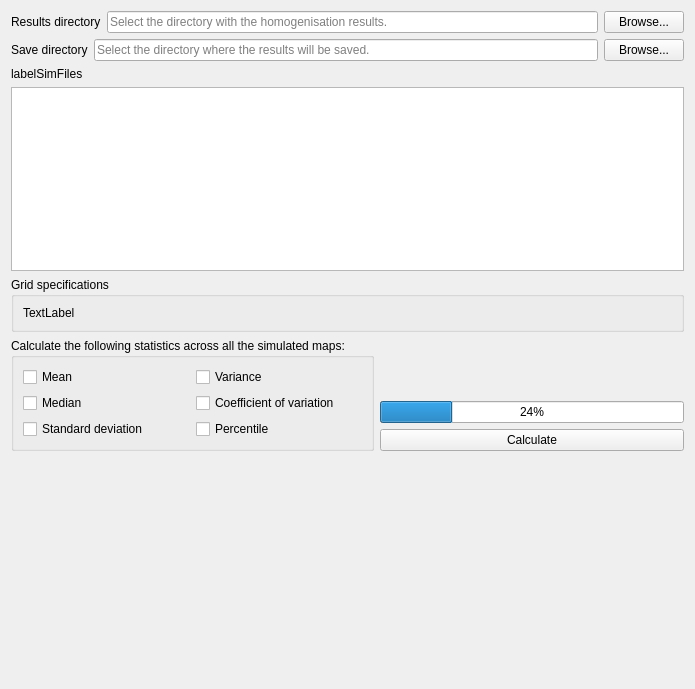
The window that GSIMCLI/interface/tools.simstats.ui (iled/gsimcli) describes before a commit, drawn with Qt 5.
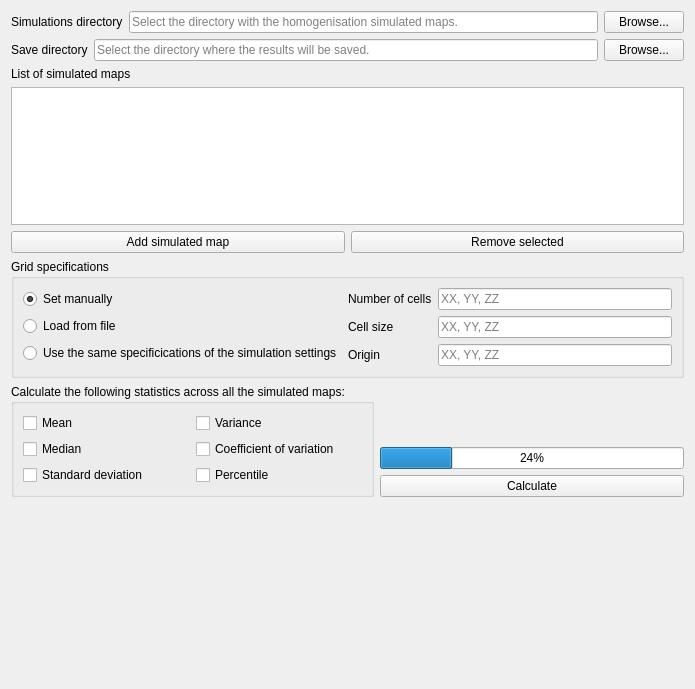
The same window after the commit.

Commit message: further dev

The edit to the form file:
```diff
--- a/GSIMCLI/interface/tools.simstats.ui
+++ b/GSIMCLI/interface/tools.simstats.ui
@@ -13,13 +13,13 @@
   <property name="windowTitle">
    <string>Tools :: Simulation Statistics</string>
   </property>
-  <layout class="QVBoxLayout" name="verticalLayout_2">
+  <layout class="QVBoxLayout" name="verticalLayout_3">
    <item>
     <layout class="QHBoxLayout" name="horizontalLayout_2">
      <item>
       <widget class="QLabel" name="labelSimsPath">
        <property name="text">
-        <string>Results directory</string>
+        <string>Simulations directory</string>
        </property>
       </widget>
      </item>
@@ -35,7 +35,7 @@
         <string/>
        </property>
        <property name="placeholderText">
-        <string>Select the directory with the homogenisation results.</string>
+        <string>Select the directory with the homogenisation simulated maps.</string>
        </property>
       </widget>
      </item>
@@ -83,9 +83,9 @@
     </layout>
    </item>
    <item>
-    <widget class="QLabel" name="label_2">
+    <widget class="QLabel" name="labelSimFiles">
      <property name="text">
-      <string>labelSimFiles</string>
+      <string>List of simulated maps</string>
      </property>
     </widget>
    </item>
@@ -97,20 +97,126 @@
        <verstretch>0</verstretch>
       </sizepolicy>
      </property>
+     <property name="dragDropMode">
+      <enum>QAbstractItemView::NoDragDrop</enum>
+     </property>
+     <property name="alternatingRowColors">
+      <bool>true</bool>
+     </property>
+     <property name="selectionMode">
+      <enum>QAbstractItemView::ExtendedSelection</enum>
+     </property>
+     <property name="sortingEnabled">
+      <bool>true</bool>
+     </property>
     </widget>
    </item>
+   <item>
+    <layout class="QHBoxLayout" name="horizontalLayout_5">
+     <item>
+      <widget class="QPushButton" name="buttonAddSim">
+       <property name="text">
+        <string>Add simulated map</string>
+       </property>
+      </widget>
+     </item>
+     <item>
+      <widget class="QPushButton" name="buttonRemoveSim">
+       <property name="text">
+        <string>Remove selected</string>
+       </property>
+      </widget>
+     </item>
+    </layout>
+   </item>
    <item>
     <widget class="QGroupBox" name="groupBox">
      <property name="title">
       <string>Grid specifications</string>
      </property>
-     <layout class="QFormLayout" name="formLayout">
-      <item row="0" column="0">
-       <widget class="QLabel" name="label">
-        <property name="text">
-         <string>TextLabel</string>
-        </property>
-       </widget>
+     <layout class="QHBoxLayout" name="horizontalLayout_4">
+      <item>
+       <layout class="QVBoxLayout" name="verticalLayout_2">
+        <item>
+         <widget class="QRadioButton" name="radioGridManual">
+          <property name="text">
+           <string>Set manually</string>
+          </property>
+          <property name="checked">
+           <bool>true</bool>
+          </property>
+         </widget>
+        </item>
+        <item>
+         <widget class="QRadioButton" name="radioGridFile">
+          <property name="text">
+           <string>Load from file</string>
+          </property>
+         </widget>
+        </item>
+        <item>
+         <widget class="QRadioButton" name="radioGridSame">
+          <property name="text">
+           <string>Use the same specificications of the simulation settings</string>
+          </property>
+         </widget>
+        </item>
+       </layout>
+      </item>
+      <item>
+       <layout class="QFormLayout" name="formLayout_2">
+        <item row="0" column="0">
+         <widget class="QLabel" name="labelGridNodes">
+          <property name="text">
+           <string>Number of cells</string>
+          </property>
+         </widget>
+        </item>
+        <item row="0" column="1">
+         <widget class="QLineEdit" name="lineGridNodes">
+          <property name="readOnly">
+           <bool>false</bool>
+          </property>
+          <property name="placeholderText">
+           <string>XX, YY, ZZ</string>
+          </property>
+         </widget>
+        </item>
+        <item row="1" column="0">
+         <widget class="QLabel" name="labelGridSize">
+          <property name="text">
+           <string>Cell size</string>
+          </property>
+         </widget>
+        </item>
+        <item row="1" column="1">
+         <widget class="QLineEdit" name="lineGridSize">
+          <property name="readOnly">
+           <bool>false</bool>
+          </property>
+          <property name="placeholderText">
+           <string>XX, YY, ZZ</string>
+          </property>
+         </widget>
+        </item>
+        <item row="2" column="0">
+         <widget class="QLabel" name="labelGridOrig">
+          <property name="text">
+           <string>Origin</string>
+          </property>
+         </widget>
+        </item>
+        <item row="2" column="1">
+         <widget class="QLineEdit" name="lineGridOrig">
+          <property name="readOnly">
+           <bool>false</bool>
+          </property>
+          <property name="placeholderText">
+           <string>XX, YY, ZZ</string>
+          </property>
+         </widget>
+        </item>
+       </layout>
       </item>
      </layout>
     </widget>
```
The commit also changes 1 other file.
